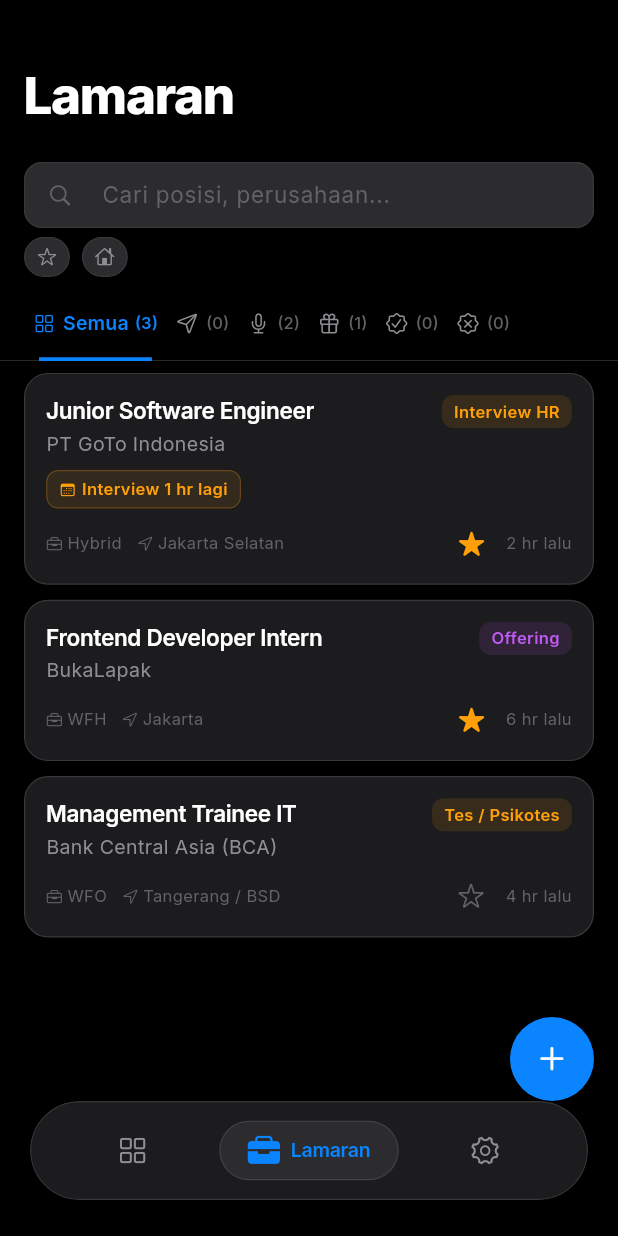
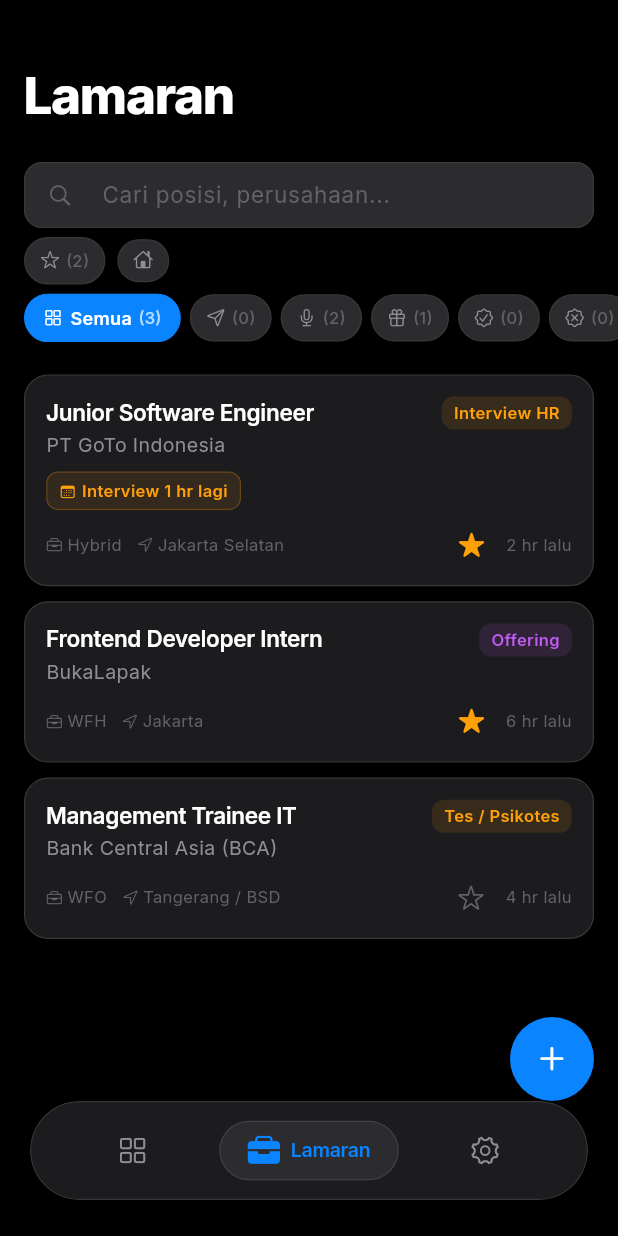
Before and after one commit to rozaqi02/ngelamar-mobile, a Flutter app: the MainNavigation screen opened directly, item 2 of the bottom bar chosen, on a phone screen of 412 x 824 dp. Run offline on Flutter 3.47's test engine with Material 3 defaults, Android fonts, the phone set to English and light mode, and no system bars; our stand-ins replace flutter_riverpod, google_fonts, hive_flutter, share_plus, shared_preferences; accounts and stored records are empty.

Commit message:
fix: perbaikan UI card beranda, bottom navbar mode terang, format rupiah, dan penyesuaian tab status
Detail perbaikan: 1. Merombak 4 kartu ringkasan di Beranda menjadi tampilan statistik statis tanpa efek membal tombol agar tidak membingungkan pengguna. 2. Menyelaraskan bentuk visual tab status di menu Lamaran menjadi desain Apple Pill Chip yang persis sama dengan filter WFH dan Favorit. 3. Memperbaiki perhitungan dan format angka pada fitur Evaluator Gaji: penanganan tanda minus untuk nilai defisit, penambahan pemisah titik ribuan, dan peringatan jika gaji belum diisi. 4. Memperbaiki deteksi otomatis tipe kerja WFH WFO Hybrid pada Smart Auto-Fill dan menambahkan teks informasi panduan. 5. Memperbaiki warna latar belakang Bottom Navbar pada Mode Terang agar berubah menjadi putih.

```diff
--- a/lib/views/jobs/job_list_screen.dart
+++ b/lib/views/jobs/job_list_screen.dart
@@ -48,7 +48,7 @@
         ref
             .read(jobProvider.notifier)
             .setStatusFilter(_tabs[_tabController.index]);
-        setState(() {}); // Rebuild tab headers for active/inactive state
+        setState(() {});
       }
     });
   }
@@ -120,7 +120,7 @@
     final bottomInset = MediaQuery.of(context).viewPadding.bottom;
     final bg = AppTheme.getBackground(context);
     final txtPri = AppTheme.getTextPrimary(context);
-    final bdr = AppTheme.getBorder(context);
+
 
     return Scaffold(
       backgroundColor: bg,
@@ -253,16 +253,17 @@
             ),
           ),
 
-          // Filter chips
+          // Quick Filter Chips (Favorit & WFH)
           SliverToBoxAdapter(
             child: ColoredBox(
               color: bg,
               child: Padding(
-                padding: const EdgeInsets.fromLTRB(16, 2, 16, 8),
+                padding: const EdgeInsets.fromLTRB(16, 2, 16, 6),
                 child: Row(
                   children: [
-                    _buildChip(
-                      label: 'Favorit (${state.favoriteCount})',
+                    _buildPillChip(
+                      label: 'Favorit',
+                      count: state.favoriteCount,
                       icon: state.onlyFavoritesFilter
                           ? CupertinoIcons.star_fill
                           : CupertinoIcons.star,
@@ -273,7 +274,7 @@
                           .toggleOnlyFavoritesFilter(),
                     ),
                     const SizedBox(width: 8),
-                    _buildChip(
+                    _buildPillChip(
                       label: 'WFH',
                       icon: CupertinoIcons.house,
                       isActive: state.onlyWfhFilter,
@@ -287,60 +288,45 @@
             ),
           ),
 
-          // Tab bar: Inactive = Icon + (Count); Active = Icon + Name + (Count)
+          // Status Category Filter Bar (Pill Chip style matching top filters)
           SliverPersistentHeader(
             pinned: true,
             delegate: _FixedHeightDelegate(
-              height: 48,
+              height: 46,
               child: Container(
                 color: bg,
-                child: TabBar(
-                  controller: _tabController,
-                  isScrollable: true,
-                  tabAlignment: TabAlignment.start,
+                child: SingleChildScrollView(
+                  scrollDirection: Axis.horizontal,
+                  physics: const BouncingScrollPhysics(),
                   padding: const EdgeInsets.symmetric(horizontal: 16),
-                  labelPadding: const EdgeInsets.symmetric(horizontal: 6),
-                  splashFactory: NoSplash.splashFactory,
-                  dividerColor: bdr,
-                  dividerHeight: 0.5,
-                  indicator: const UnderlineTabIndicator(
-                    borderSide:
-                        BorderSide(color: AppTheme.systemBlue, width: 2.5),
-                    insets: EdgeInsets.symmetric(horizontal: 4),
-                  ),
-                  labelColor: AppTheme.systemBlue,
-                  unselectedLabelColor: AppTheme.getTextSecondary(context),
-                  labelStyle: const TextStyle(
-                      fontWeight: FontWeight.w600, fontSize: 13),
-                  unselectedLabelStyle: const TextStyle(
-                      fontWeight: FontWeight.w500, fontSize: 13),
-                  tabs: List.generate(_tabs.length, (i) {
+                  child: Row(
+                    children: List.generate(_tabs.length, (i) {
+                      final category = _tabs[i];
                       final isSelected = _tabController.index == i;
-                    final category = _tabs[i];
                       final icon = _tabIcons[i];
                       final count = _getCategoryCount(category, state);
+                      final isDark = AppTheme.isDark(context);
+                      final statusColor = AppTheme.getStatusColor(category, isDark: isDark);
 
-                    return Tab(
-                      child: Row(
-                        mainAxisSize: MainAxisSize.min,
-                        children: [
-                          Icon(icon, size: 15),
-                          const SizedBox(width: 5),
-                          if (isSelected) ...[
-                            Text(category),
-                            const SizedBox(width: 4),
-                          ],
-                          Text('($count)',
-                              style: TextStyle(
-                                fontSize: 11,
-                                color: isSelected
-                                    ? AppTheme.systemBlue
-                                    : AppTheme.getTextTertiary(context),
-                              )),
-                        ],
+                      return Padding(
+                        padding: const EdgeInsets.only(right: 6),
+                        child: _buildPillChip(
+                          label: category,
+                          count: count,
+                          icon: icon,
+                          isActive: isSelected,
+                          activeColor: statusColor,
+                          onTap: () {
+                            _tabController.animateTo(i);
+                            ref
+                                .read(jobProvider.notifier)
+                                .setStatusFilter(category);
+                            setState(() {});
+                          },
                         ),
                       );
                     }),
+                  ),
                 ),
               ),
             ),
@@ -382,8 +368,10 @@
     );
   }
 
-  Widget _buildChip({
+  // Unified Apple Pill Chip for both Status Tabs & Quick Filters
+  Widget _buildPillChip({
     required String label,
+    int? count,
     required IconData icon,
     required bool isActive,
     required Color activeColor,
@@ -392,6 +380,7 @@
     final surfSec = AppTheme.getSurfaceSecondary(context);
     final bdr = AppTheme.getBorder(context);
     final txtSec = AppTheme.getTextSecondary(context);
+    final txtTer = AppTheme.getTextTertiary(context);
 
     return GestureDetector(
       onTap: onTap,
@@ -399,8 +388,8 @@
         duration: const Duration(milliseconds: 220),
         curve: Curves.easeOutCubic,
         padding: EdgeInsets.symmetric(
-          horizontal: isActive ? 10 : 8,
-          vertical: 6,
+          horizontal: isActive ? 12 : 10,
+          vertical: 7,
         ),
         decoration: BoxDecoration(
           color: isActive ? activeColor : surfSec,
@@ -431,9 +420,34 @@
                             fontWeight: FontWeight.w600,
                           ),
                         ),
+                        if (count != null) ...[
+                          const SizedBox(width: 4),
+                          Text(
+                            '($count)',
+                            style: const TextStyle(
+                              color: Colors.white70,
+                              fontSize: 11,
+                              fontWeight: FontWeight.w500,
+                            ),
+                          ),
+                        ],
                       ],
                     )
-                  : const SizedBox.shrink(),
+                  : Row(
+                      children: [
+                        if (count != null) ...[
+                          const SizedBox(width: 4),
+                          Text(
+                            '($count)',
+                            style: TextStyle(
+                              color: txtTer,
+                              fontSize: 11,
+                              fontWeight: FontWeight.w500,
+                            ),
+                          ),
+                        ],
+                      ],
+                    ),
             ),
           ],
         ),
--- a/lib/views/main_navigation.dart
+++ b/lib/views/main_navigation.dart
@@ -37,12 +37,13 @@
   Widget build(BuildContext context) {
     final isDark = ref.watch(jobProvider).isDarkMode;
     final bottomInset = MediaQuery.of(context).viewPadding.bottom;
+    final bg = AppTheme.getBackground(context);
 
-    // Directional slide: going right → slide from right; going left → slide from left
+    // Directional slide animation
     final goingRight = _currentIndex > _previousIndex;
 
     return Scaffold(
-      backgroundColor: isDark ? AppTheme.background : AppTheme.lBackground,
+      backgroundColor: bg,
       body: Stack(
         children: [
           // Directional animated tab switch
@@ -70,11 +71,10 @@
             child: _screens[_currentIndex],
           ),
 
-          // Apple iOS Floating Tab Bar Dock
+          // Apple iOS Floating Tab Bar Dock (Light Mode aware)
           Align(
             alignment: Alignment.bottomCenter,
             child: Padding(
-              // Respect Android system navigation bar height
               padding: EdgeInsets.only(
                 left: 20,
                 right: 20,
@@ -84,18 +84,25 @@
                 borderRadius: BorderRadius.circular(34),
                 child: BackdropFilter(
                   filter: ImageFilter.blur(sigmaX: 30, sigmaY: 30),
-                  child: Container(
+                  child: AnimatedContainer(
+                    duration: const Duration(milliseconds: 250),
                     height: 66,
                     decoration: BoxDecoration(
-                      color: const Color(0xFF1C1C1E),
+                      color: isDark
+                          ? const Color(0xFF1C1C1E)
+                          : Colors.white.withValues(alpha: 0.92),
                       borderRadius: BorderRadius.circular(34),
                       border: Border.all(
-                        color: Colors.white.withValues(alpha: 0.12),
+                        color: isDark
+                            ? Colors.white.withValues(alpha: 0.12)
+                            : Colors.black.withValues(alpha: 0.10),
                         width: 0.8,
                       ),
                       boxShadow: [
                         BoxShadow(
-                          color: Colors.black.withValues(alpha: 0.55),
+                          color: isDark
+                              ? Colors.black.withValues(alpha: 0.55)
+                              : Colors.black.withValues(alpha: 0.10),
                           blurRadius: 24,
                           offset: const Offset(0, 8),
                         ),
@@ -107,11 +114,11 @@
                       mainAxisAlignment: MainAxisAlignment.spaceEvenly,
                       children: [
                         _buildNavItem(0, CupertinoIcons.square_grid_2x2_fill,
-                            CupertinoIcons.square_grid_2x2, 'Beranda'),
+                            CupertinoIcons.square_grid_2x2, 'Beranda', isDark),
                         _buildNavItem(1, CupertinoIcons.briefcase_fill,
-                            CupertinoIcons.briefcase, 'Lamaran'),
+                            CupertinoIcons.briefcase, 'Lamaran', isDark),
                         _buildNavItem(2, CupertinoIcons.gear_alt_fill,
-                            CupertinoIcons.gear_alt, 'Pengaturan'),
+                            CupertinoIcons.gear_alt, 'Pengaturan', isDark),
                       ],
                     ),
                   ),
@@ -125,8 +132,10 @@
   }
 
   Widget _buildNavItem(
-      int index, IconData selectedIcon, IconData unselectedIcon, String label) {
+      int index, IconData selectedIcon, IconData unselectedIcon, String label, bool isDark) {
     final isSelected = _currentIndex == index;
+    final blueColor = isDark ? AppTheme.systemBlue : AppTheme.lSystemBlue;
+    final txtSec = AppTheme.getTextSecondary(context);
 
     return GestureDetector(
       onTap: () => _onTabTap(index),
@@ -139,11 +148,15 @@
           vertical: 8,
         ),
         decoration: BoxDecoration(
-          color: isSelected ? const Color(0xFF2C2C2E) : Colors.transparent,
+          color: isSelected
+              ? (isDark ? const Color(0xFF2C2C2E) : const Color(0xFFE5E5EA))
+              : Colors.transparent,
           borderRadius: BorderRadius.circular(28),
           border: isSelected
               ? Border.all(
-                  color: Colors.white.withValues(alpha: 0.10),
+                  color: isDark
+                      ? Colors.white.withValues(alpha: 0.10)
+                      : Colors.black.withValues(alpha: 0.08),
                   width: 0.8,
                 )
               : null,
@@ -157,9 +170,7 @@
               curve: Curves.easeOutBack,
               child: Icon(
                 isSelected ? selectedIcon : unselectedIcon,
-                color: isSelected
-                    ? AppTheme.systemBlue
-                    : AppTheme.textSecondary,
+                color: isSelected ? blueColor : txtSec,
                 size: 22,
               ),
             ),
@@ -172,8 +183,8 @@
                         const SizedBox(width: 7),
                         Text(
                           label,
-                          style: const TextStyle(
-                            color: AppTheme.systemBlue,
+                          style: TextStyle(
+                            color: blueColor,
                             fontWeight: FontWeight.w600,
                             fontSize: 13,
                             letterSpacing: -0.2,
```
Also changed, not shown: lib/services/salary_evaluator_service.dart (+23 -9 lines), lib/services/text_parser_service.dart (+13 -9 lines), lib/views/dashboard/dashboard_screen.dart (+5 -7 lines), lib/views/jobs/add_edit_job_screen.dart (+19 -0 lines), lib/views/jobs/job_detail_screen.dart (+37 -6 lines). Lines whose indentation alone changed are shown as unchanged.
